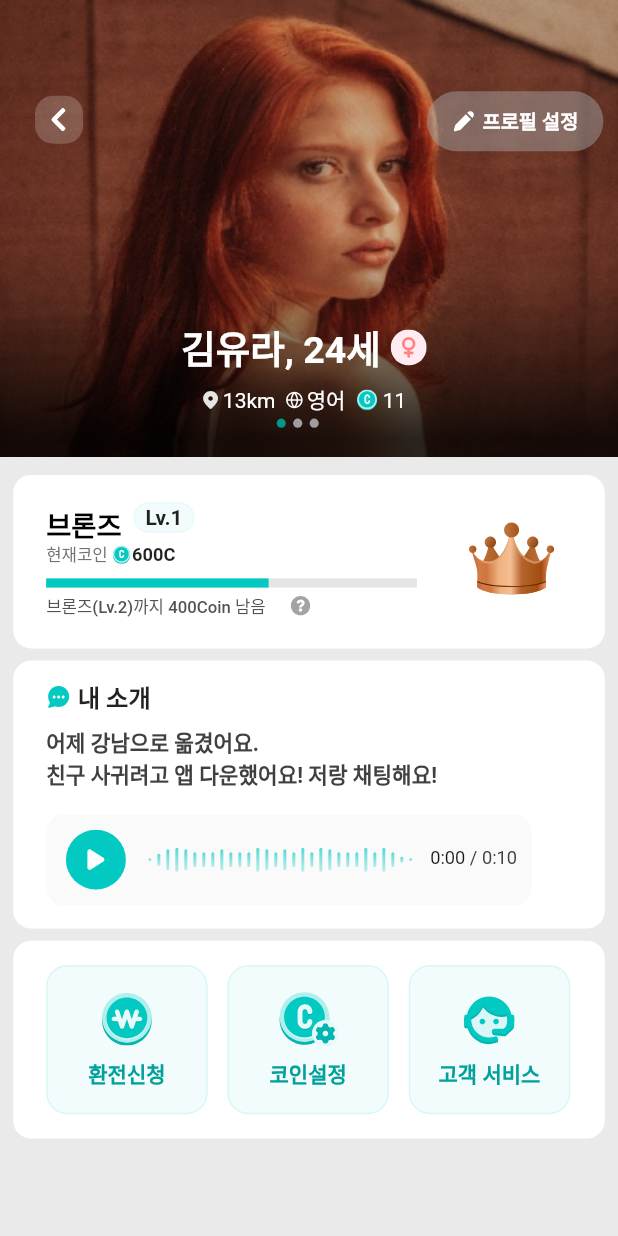
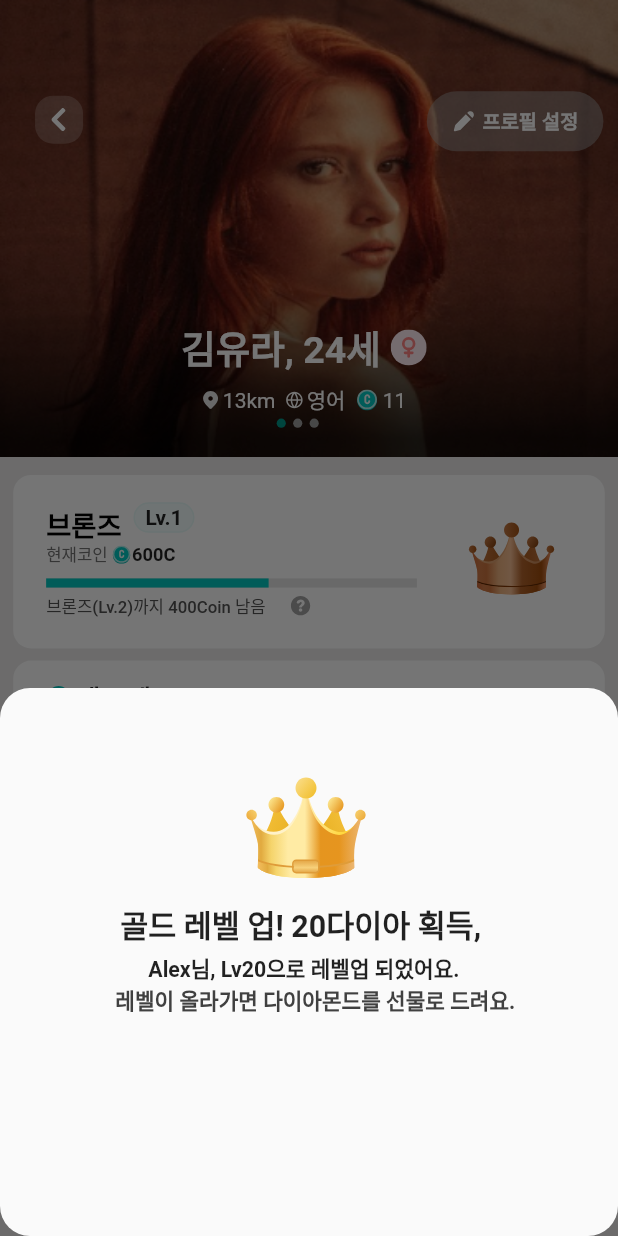
Before and after one commit to jinhunk/flutter_mituks, a Flutter app: the ProfilePage screen opened directly, after a tap on an icon or button, on a phone screen of 412 x 824 dp. Run offline on Flutter 3.47's test engine with Material 2 defaults, Android fonts, the phone set to English and light mode, and no system bars; drawn by our look-alikes of carousel_slider; our stand-ins replace bubble, flutter_native_splash, flutter_screenutil, flutter_svg; statements that could not run were skipped; project files that could hold a hidden picture were left out.

Commit message:
7월18일

```diff
--- a/lib/view/mainpage.dart
+++ b/lib/view/mainpage.dart
@@ -42,7 +42,7 @@ class _MainPageState extends State<MainPage> with TickerProviderStateMixin {
         title: Padding(
           padding: EdgeInsets.only(
             right: ScreenUtil().setWidth(
-              26,
+              20,
             ),
           ),
           child: Column(
--- a/lib/view/profilepage.dart
+++ b/lib/view/profilepage.dart
@@ -503,12 +503,95 @@ class _ProfilePageState extends State<ProfilePage> {
                           ),
                           child: GestureDetector(
                             onTap: () {
-                              //               Navigator.pushReplacement<void, void>(
-                              //   context,
-                              //   MaterialPageRoute<void>(
-                              //     builder: (BuildContext context) => const (),
-                              //   ),
-                              // );
+                              showModalBottomSheet(
+                                  shape: RoundedRectangleBorder(
+                                    borderRadius: BorderRadius.circular(
+                                      20.0,
+                                    ),
+                                  ),
+                                  context: context,
+                                  builder: (BuildContext context) {
+                                    return Container(
+                                      width: ScreenUtil().setWidth(
+                                        375,
+                                      ),
+                                      height: ScreenUtil().setHeight(
+                                        360,
+                                      ),
+                                      child: Stack(
+                                        children: [
+                                          Positioned(
+                                            left: ScreenUtil().setWidth(
+                                              147,
+                                            ),
+                                            top: ScreenUtil().setHeight(
+                                              50,
+                                            ),
+                                            child: SvgPicture.asset(
+                                              "image/level/crown-goldbig.svg",
+                                            ),
+                                          ),
+                                          Positioned(
+                                            left: ScreenUtil().setWidth(
+                                              73,
+                                            ),
+                                            top: ScreenUtil().setHeight(
+                                              140,
+                                            ),
+                                            child: Text(
+                                              '골드 레벨 업! 20다이아 획득,',
+                                              style: TextStyle(
+                                                fontSize: ScreenUtil().setSp(
+                                                  20,
+                                                ),
+                                                fontWeight: FontWeight.bold,
+                                              ),
+                                            ),
+                                          ),
+                                          Positioned(
+                                            left: ScreenUtil().setWidth(
+                                              90,
+                                            ),
+                                            top: ScreenUtil().setHeight(
+                                              174,
+                                            ),
+                                            child: Text(
+                                              'Alex님, Lv20으로 레벨업 되었어요.',
+                                              style: TextStyle(
+                                                fontSize: ScreenUtil().setSp(
+                                                  14,
+                                                ),
+                                                fontWeight: FontWeight.bold,
+                                              ),
+                                            ),
+                                          ),
+                                          Positioned(
+                                            left: ScreenUtil().setWidth(
+                                              70,
+                                            ),
+                                            top: ScreenUtil().setHeight(
+                                              195,
+                                            ),
+                                            child: Text(
+                                              '레벨이 올라가면 다이아몬드를 선물로 드려요.',
+                                              style: TextStyle(
+                                                color: const Color.fromARGB(
+                                                  255,
+                                                  64,
+                                                  64,
+                                                  64,
+                                                ),
+                                                fontSize: ScreenUtil().setSp(
+                                                  14,
+                                                ),
+                                                fontWeight: FontWeight.bold,
+                                              ),
+                                            ),
+                                          ),
+                                        ],
+                                      ),
+                                    );
+                                  });
                             },
                             child: SvgPicture.asset(
                               "image/level/bigbronz.svg",
```
Also changed, not shown: lib/auth/phoneprofiletwo.dart (+27 -26 lines), lib/barpageonepage/filterpage.dart (+42 -40 lines), lib/chattingpage/view/detailprofile.dart (+18 -9 lines), lib/profile/settingpage.dart (+25 -24 lines), image/seetinglogo/camara.png (added), image/seetinglogo/chack.png (added), image/seetinglogo/chain.png (added), image/seetinglogo/dyrktm.png (added), image/seetinglogo/golf.png (deleted), image/seetinglogo/golfss.png (added), image/seetinglogo/goo.png (added), image/seetinglogo/heart.png (added), image/seetinglogo/koreaa.png (added), image/seetinglogo/movic.png (added), 4 more files.
